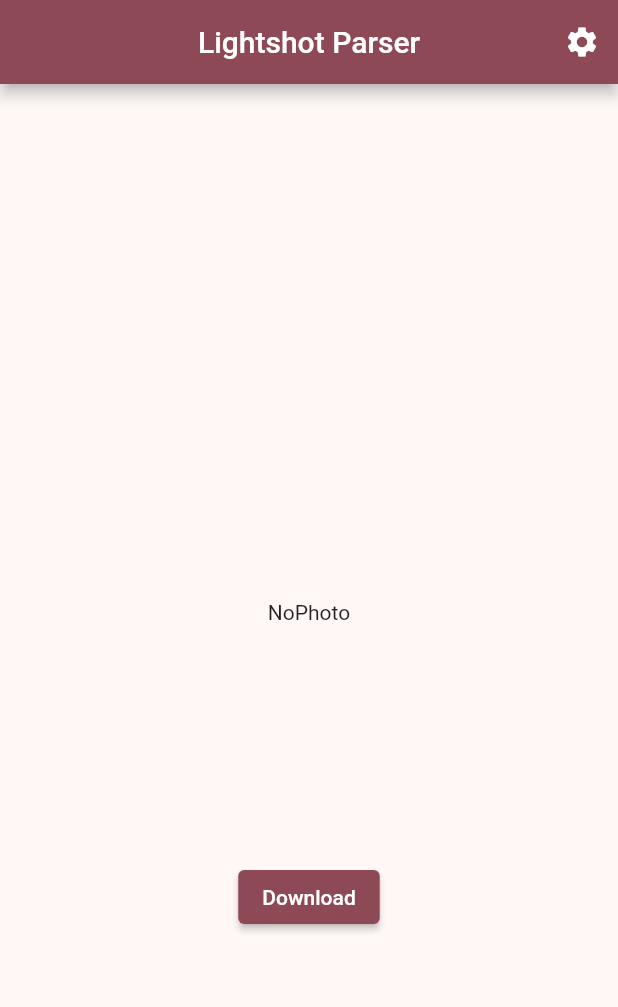
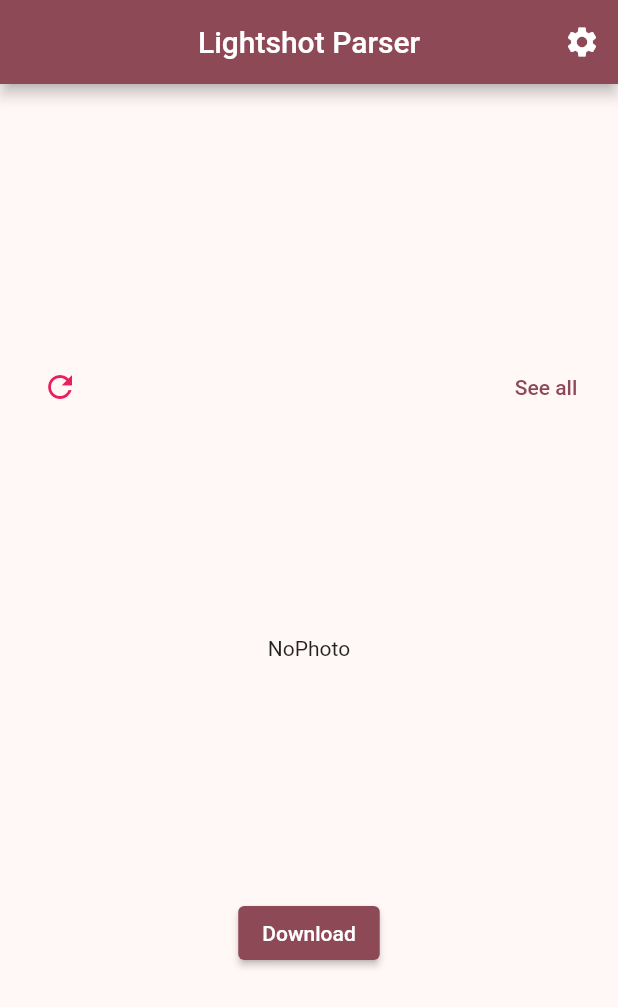
Before and after one commit to MaksimLevchenko/lightshot_parser_mobile, a Flutter app: the screen it shows after launch, on a phone screen of 412 x 824 dp. Shown: the top 1007 px of the screen. Run offline on Flutter 3.47's test engine with Material 3 defaults, Android fonts, the phone set to English and light mode, and no system bars.

Commit message:
Add thumb buttons

```diff
--- a/lib/pages/main_page.dart
+++ b/lib/pages/main_page.dart
@@ -73,10 +73,24 @@
   Widget _mainScreen() {
     return SafeArea(
       minimum: const EdgeInsets.all(16),
-      child: Center(
       child: Column(
         mainAxisAlignment: MainAxisAlignment.center,
+        crossAxisAlignment: CrossAxisAlignment.center,
         children: [
+          Row(
+            children: [
+              IconButton(
+                onPressed: () {},
+                icon: Icon(Icons.refresh),
+                color: Colors.pink,
+              ),
+              const Expanded(child: SizedBox()),
+              TextButton(
+                onPressed: () {},
+                child: Text('See all'),
+              ),
+            ],
+          ),
           SizedBox(
             width: double.infinity,
             height: _imageSize,
@@ -97,7 +111,6 @@
                   child: const Text('Download'),
                 ),
         ],
-        ),
       ),
     );
   }
@@ -195,7 +208,7 @@
     entities.sort((FileSystemEntity first, FileSystemEntity second) {
       FileStat statFirst = first.statSync();
       FileStat statSecond = second.statSync();
-      return statFirst.modified.compareTo(statSecond.modified);
+      return statSecond.modified.compareTo(statFirst.modified);
     });
 
     return entities.cast();
```
Lines whose indentation alone changed are shown as unchanged.
